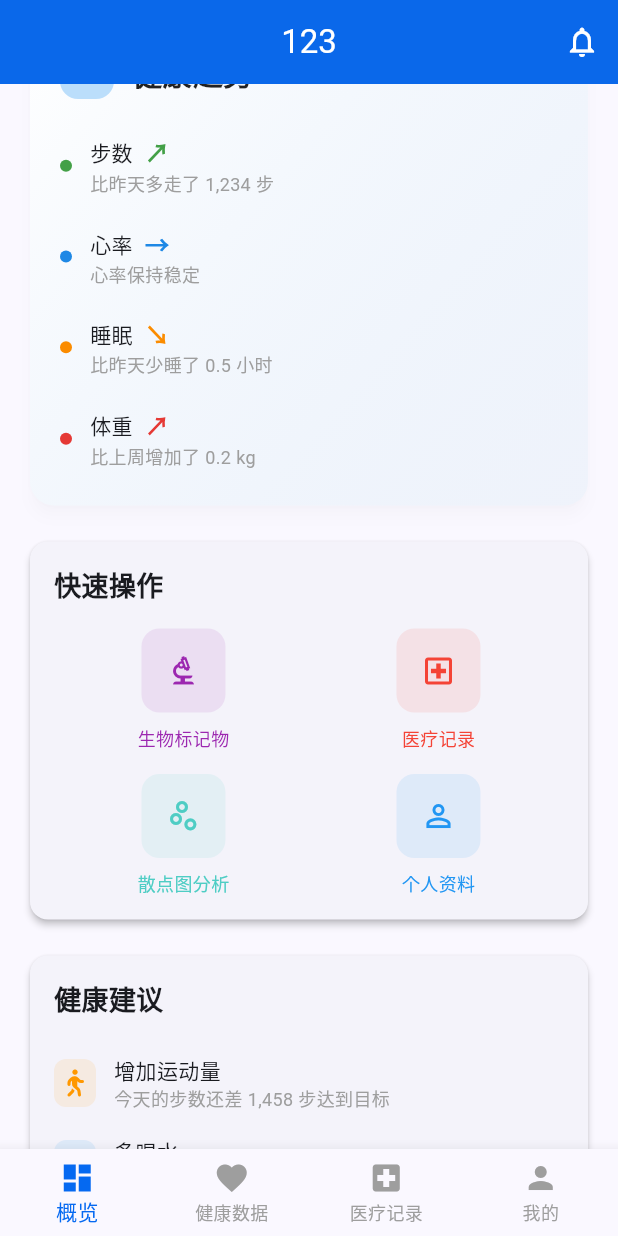
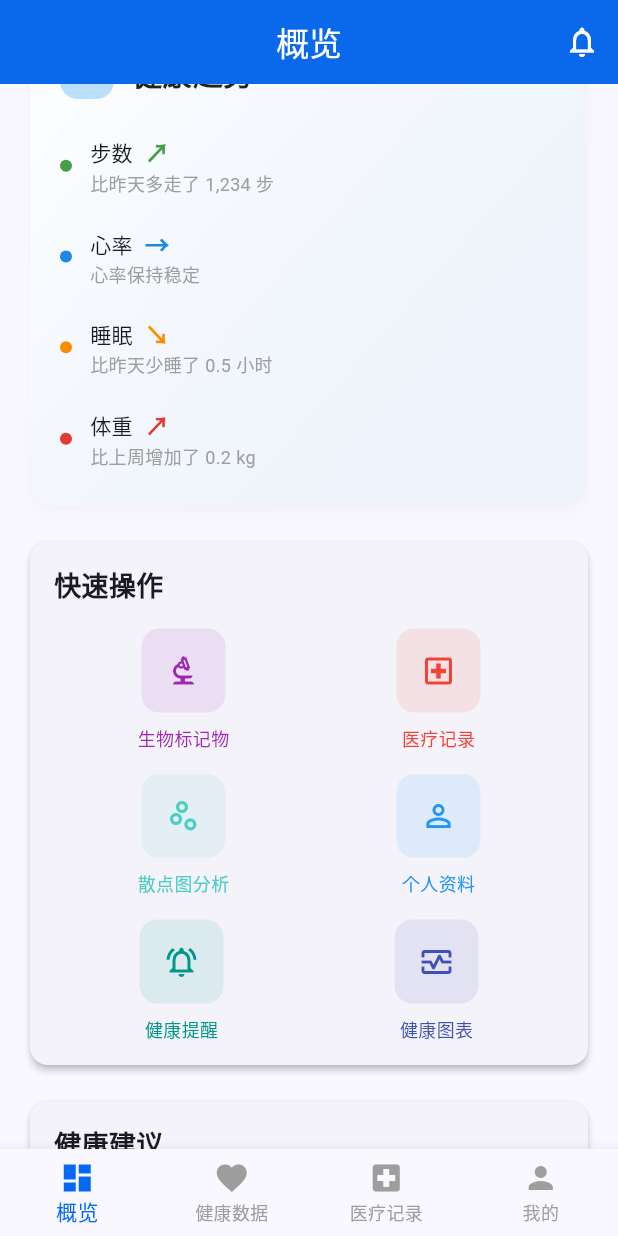
Before and after one commit to qinlaoban/my_health_app, a Flutter app: the screen it shows after launch, scrolled down 576 dp, on a phone screen of 412 x 824 dp. Run offline on Flutter 3.47's test engine with Material 3 defaults, Android fonts, the phone set to English and light mode, and no system bars; our stand-ins replace fl_chart, font_awesome_flutter, go_router; missing offline and left inert: health.

Commit message:
添加喝水提醒功能

```diff
--- a/lib/main.dart
+++ b/lib/main.dart
@@ -1,6 +1,8 @@
 import 'package:flutter/material.dart';
 import 'package:provider/provider.dart';
 import 'providers/health_provider.dart';
+import 'providers/reminder_provider.dart'
+    ;
 import 'router/app_router.dart';
 
 void main() {
@@ -13,7 +15,10 @@ class MyHealthApp extends StatelessWidget {
   @override
   Widget build(BuildContext context) {
     return MultiProvider(
-      providers: [ChangeNotifierProvider(create: (_) => HealthProvider())],
+      providers: [
+        ChangeNotifierProvider(create: (_) => HealthProvider()),
+        ChangeNotifierProvider(create: (_) => ReminderProvider()),
+      ],
       child: MaterialApp.router(
         title: '我的健康',
         theme: ThemeData(
--- /dev/null
+++ b/lib/models/reminder_models.dart
@@ -0,0 +1,73 @@
+import 'package:flutter/material.dart';
+
+/// 提醒类型
+enum ReminderType { hydration, medication, exercise, sleep }
+
+/// 健康提醒模型
+class Reminder {
+  final String id;
+  final String title;
+  final ReminderType type;
+  final TimeOfDay time;
+  final List<int> daysOfWeek; // 0=周一 ... 6=周日
+  final String? notes;
+  final bool enabled;
+
+  const Reminder({
+    required this.id,
+    required this.title,
+    required this.type,
+    required this.time,
+    this.daysOfWeek = const [0, 1, 2, 3, 4, 5, 6],
+    this.notes,
+    this.enabled = true,
+  });
+
+  Reminder copyWith({
+    String? id,
+    String? title,
+    ReminderType? type,
+    TimeOfDay? time,
+    List<int>? daysOfWeek,
+    String? notes,
+    bool? enabled,
+  }) {
+    return Reminder(
+      id: id ?? this.id,
+      title: title ?? this.title,
+      type: type ?? this.type,
+      time: time ?? this.time,
+      daysOfWeek: daysOfWeek ?? this.daysOfWeek,
+      notes: notes ?? this.notes,
+      enabled: enabled ?? this.enabled,
+    );
+  }
+
+  /// 便于显示的类型图标
+  IconData get icon {
+    switch (type) {
+      case ReminderType.hydration:
+        return Icons.water_drop_outlined;
+      case ReminderType.medication:
+        return Icons.medication_outlined;
+      case ReminderType.exercise:
+        return Icons.directions_run_outlined;
+      case ReminderType.sleep:
+        return Icons.bedtime_outlined;
+    }
+  }
+
+  /// 类型颜色
+  Color get color {
+    switch (type) {
+      case ReminderType.hydration:
+        return Colors.blue;
+      case ReminderType.medication:
+        return Colors.green;
+      case ReminderType.exercise:
+        return Colors.orange;
+      case ReminderType.sleep:
+        return Colors.purple;
+    }
+  }
+}
--- /dev/null
+++ b/lib/providers/reminder_provider.dart
@@ -0,0 +1,51 @@
+import 'package:flutter/material.dart';
+import '../models/reminder_models.dart';
+
+class ReminderProvider extends ChangeNotifier {
+  final List<Reminder> _reminders = [
+    Reminder(
+      id: 'r1',
+      title: '喝水提醒',
+      type: ReminderType.hydration,
+      time: const TimeOfDay(hour: 10, minute: 0),
+      notes: '每天保持饮水充足',
+    ),
+    Reminder(
+      id: 'r2',
+      title: '用药提醒',
+      type: ReminderType.medication,
+      time: const TimeOfDay(hour: 21, minute: 0),
+      notes: '睡前服用维生素D',
+    ),
+  ];
+
+  List<Reminder> get reminders => List.unmodifiable(_reminders);
+
+  void addReminder(Reminder reminder) {
+    _reminders.add(reminder);
+    notifyListeners();
+  }
+
+  void removeReminder(String id) {
+    _reminders.removeWhere((r) => r.id == id);
+    notifyListeners();
+  }
+
+  void toggleEnable(String id, bool enabled) {
+    final idx = _reminders.indexWhere((r) => r.id == id);
+    if (idx != -1) {
+      _reminders[idx] = _reminders[idx].copyWith(enabled: enabled);
+      notifyListeners();
+    }
+  }
+
+  void updateReminderTime(String id, TimeOfDay time) {
+    final idx = _reminders.indexWhere((r) => r.id == id);
+    if (idx != -1) {
+      _reminders[idx] = _reminders[idx].copyWith(time: time);
+      notifyListeners();
+    }
+  }
+
+  int get enabledCount => _reminders.where((r) => r.enabled).length;
+}
--- a/lib/router/app_router.dart
+++ b/lib/router/app_router.dart
@@ -8,6 +8,7 @@ import '../screens/medical_records_screen.dart';
 import '../screens/profile_screen.dart';
 import '../screens/biomarkers_screen.dart';
 import '../screens/scatter_chart_screen.dart';
+import '../screens/reminders_screen.dart';
 import '../widgets/main_navigation.dart';
 
 final GoRouter appRouter = GoRouter(
@@ -78,6 +79,14 @@ final GoRouter appRouter = GoRouter(
         child: const ScatterChartScreen(),
       ),
     ),
+    GoRoute(
+      path: '/reminders',
+      name: 'reminders',
+      pageBuilder: (context, state) => MaterialPage<void>(
+        key: state.pageKey,
+        child: const RemindersScreen(),
+      ),
+    ),
   ],
   errorBuilder: (context, state) => Scaffold(
     body: Center(
--- a/lib/screens/dashboard_screen.dart
+++ b/lib/screens/dashboard_screen.dart
@@ -27,7 +27,7 @@ class _DashboardScreenState extends State<DashboardScreen> {
   Widget build(BuildContext context) {
     return Scaffold(
       appBar: AppBar(
-        title: const Text('123'),
+        title: const Text('概览'),
         centerTitle: true,
         actions: [
           IconButton(
@@ -294,6 +294,24 @@ class _DashboardScreenState extends State<DashboardScreen> {
                       Icons.person_outline,
                       Colors.blue,
                       () => Navigator.pushNamed(context, '/profile'),
+                    ),
+                  ],
+                ),
+                const SizedBox(height: 16),
+                Row(
+                  mainAxisAlignment: MainAxisAlignment.spaceAround,
+                  children: [
+                    _buildQuickActionButton(
+                      '健康提醒',
+                      Icons.notifications_active_outlined,
+                      Colors.teal,
+                      () => context.push('/reminders'),
+                    ),
+                    _buildQuickActionButton(
+                      '健康图表',
+                      Icons.monitor_heart_outlined,
+                      Colors.indigo,
+                      () => context.push('/health-charts'),
                     ),
                   ],
                 ),
```
Also changed, not shown: lib/screens/reminders_screen.dart (added, +178 -0 lines).
